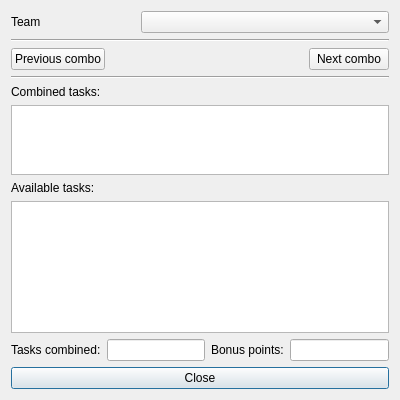
This is trunk/gui_combos.ui in FrankMamuda/ketoevent as Qt 5 draws it before an edit. The edited form follows.
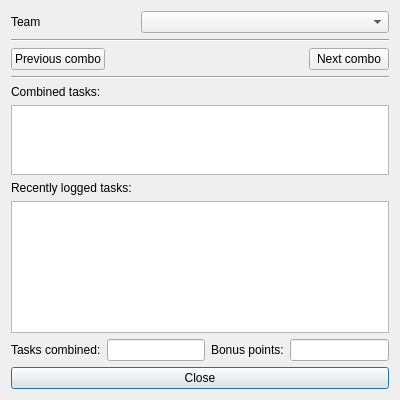
This is the edited form. Icons and pictures are not drawn.

Patch:
```diff
--- a/trunk/gui_combos.ui
+++ b/trunk/gui_combos.ui
@@ -92,7 +92,7 @@
      <item>
       <widget class="QLabel" name="labelAvailable">
        <property name="text">
-        <string>Available tasks:</string>
+        <string>Recently logged tasks:</string>
        </property>
       </widget>
      </item>
```
